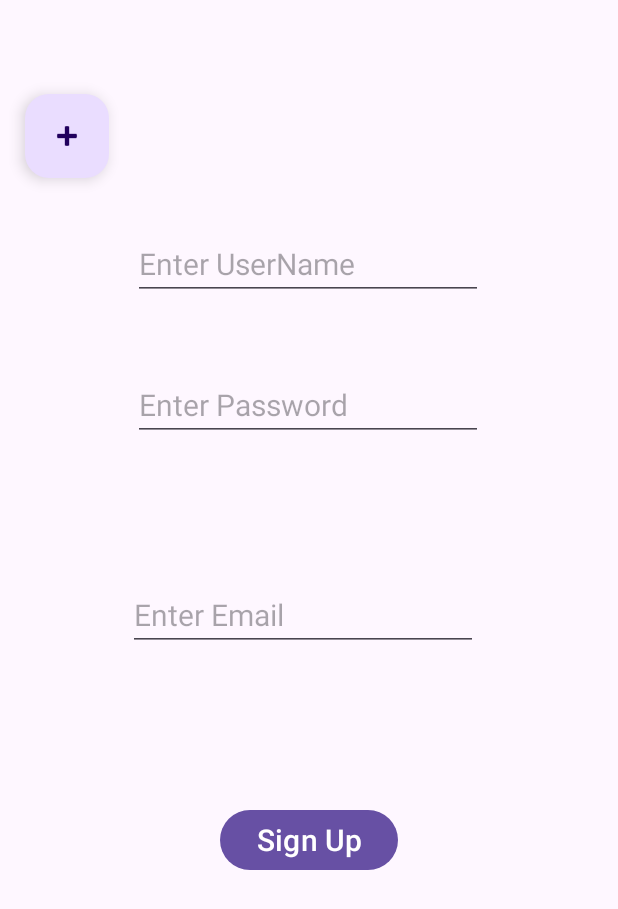
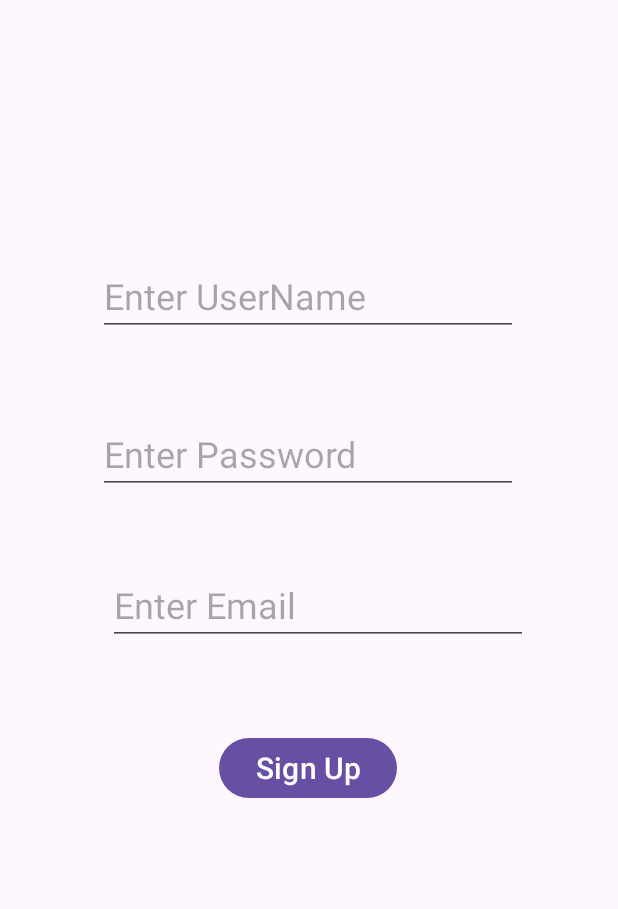
Before and after one commit to PrettyCat7/TheStar, an Android app: the fragment SignUpFragment placed in its activity, on a phone screen of 412 x 824 dp. Shown: the top 909 px of the screen. Run offline under Robolectric (Android 15) with nearby library versions, the phone set to English and light mode, and no system bars; our stand-ins replace Firebase (no records; nobody signed in at launch, a user with empty details on screens opened directly); 2 statements that could not run were skipped.

Commit message:
fix login and sign up and floating button

```diff
--- a/app/src/main/java/com/example/thestar/SignUpFragment.java
+++ b/app/src/main/java/com/example/thestar/SignUpFragment.java
@@ -113,7 +113,7 @@ public class SignUpFragment extends Fragment {
                     @Override
                     public void onComplete(@NonNull Task<AuthResult> task) {
                         if (task.isSuccessful()){
-                                          gotoaddstoryfragment();
+                                          gotoallstoryfragment();
                             Toast.makeText(getActivity(), "successfully added your data", Toast.LENGTH_SHORT).show();
                         }
                         else {
@@ -126,10 +126,10 @@ public class SignUpFragment extends Fragment {
         });
     }
 
-    private void gotoaddstoryfragment() {
+    private void gotoallstoryfragment() {
 
         FragmentTransaction ft=getActivity().getSupportFragmentManager().beginTransaction();
-        ft.replace(R.id.frameLayout,new AddStoryFragment());
+        ft.replace(R.id.frameLayout,new AllStoriesFragment());
         ft.commit();
     }
 }
--- a/app/src/main/res/layout/fragment_sign_up.xml
+++ b/app/src/main/res/layout/fragment_sign_up.xml
@@ -14,11 +14,11 @@
             android:id="@+id/etpassword"
             android:layout_width="wrap_content"
             android:layout_height="wrap_content"
-            android:layout_marginTop="246dp"
+            android:layout_marginTop="276dp"
             android:ems="10"
             android:hint="Enter Password"
             android:inputType="textPassword"
-            android:textSize="20sp"
+            android:textSize="24sp"
             app:layout_constraintEnd_toEndOf="parent"
             app:layout_constraintHorizontal_bias="0.497"
             app:layout_constraintStart_toStartOf="parent"
@@ -28,11 +28,12 @@
             android:id="@+id/btnsignup"
             android:layout_width="wrap_content"
             android:layout_height="wrap_content"
-            android:layout_marginBottom="240dp"
+            android:layout_marginBottom="288dp"
             android:text="Sign Up"
             android:textSize="20sp"
             app:layout_constraintBottom_toBottomOf="parent"
             app:layout_constraintEnd_toEndOf="parent"
+            app:layout_constraintHorizontal_bias="0.498"
             app:layout_constraintStart_toStartOf="parent" />
 
         <EditText
@@ -42,29 +43,13 @@
             android:ems="10"
             android:hint="Enter UserName"
             android:inputType="text"
-            android:textSize="20sp"
+            android:textSize="24sp"
             app:layout_constraintBottom_toTopOf="@+id/etpassword"
             app:layout_constraintEnd_toEndOf="parent"
             app:layout_constraintHorizontal_bias="0.497"
             app:layout_constraintStart_toStartOf="parent"
             app:layout_constraintTop_toTopOf="parent"
             app:layout_constraintVertical_bias="0.767" />
-
-        <com.google.android.material.floatingactionbutton.FloatingActionButton
-            android:id="@+id/fbBackS"
-            android:layout_width="wrap_content"
-            android:layout_height="56dp"
-            android:layout_marginStart="16dp"
-            android:layout_marginTop="16dp"
-            android:layout_marginEnd="339dp"
-            android:layout_marginBottom="659dp"
-            android:clickable="true"
-            android:src="@android:drawable/ic_input_add"
-            app:layout_constraintBottom_toBottomOf="parent"
-            app:layout_constraintEnd_toEndOf="parent"
-            app:layout_constraintStart_toStartOf="parent"
-            app:layout_constraintTop_toTopOf="parent"
-            tools:src="@android:drawable/ic_menu_revert" />
 
         <EditText
             android:id="@+id/etSignupemail"
@@ -77,10 +62,13 @@
             android:ems="10"
             android:hint="Enter Email"
             android:inputType="textEmailAddress"
-            android:textSize="20sp"
+            android:textSize="24sp"
             app:layout_constraintBottom_toTopOf="@+id/btnsignup"
             app:layout_constraintEnd_toEndOf="parent"
+            app:layout_constraintHorizontal_bias="0.36"
             app:layout_constraintStart_toStartOf="parent"
-            app:layout_constraintTop_toBottomOf="@+id/etpassword" />
+            app:layout_constraintTop_toBottomOf="@+id/etpassword"
+            app:layout_constraintVertical_bias="0.018" />
+
     </androidx.constraintlayout.widget.ConstraintLayout>
 </FrameLayout>
```
Also changed, not shown: app/src/main/java/com/example/thestar/LoginFragment.java (+12 -8 lines), app/src/main/res/layout/fragment_all_stories.xml (+9 -2 lines), app/src/main/res/layout/fragment_login.xml (+5 -5 lines).
